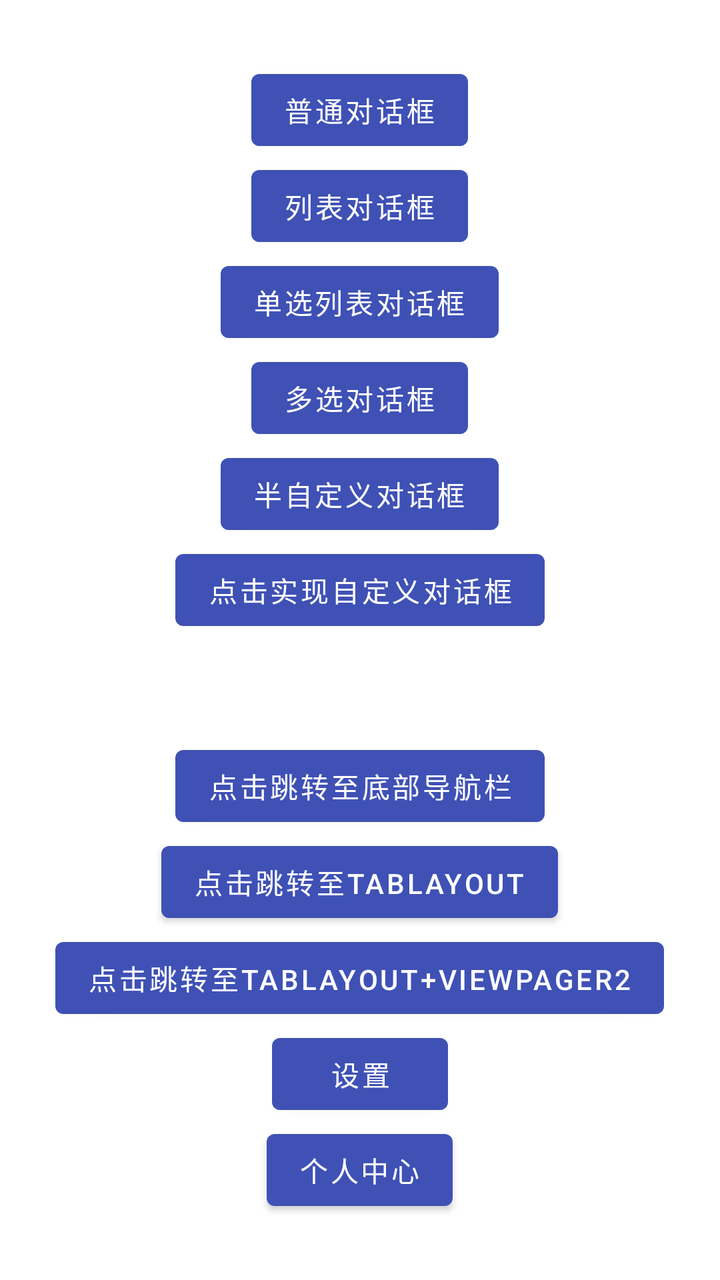
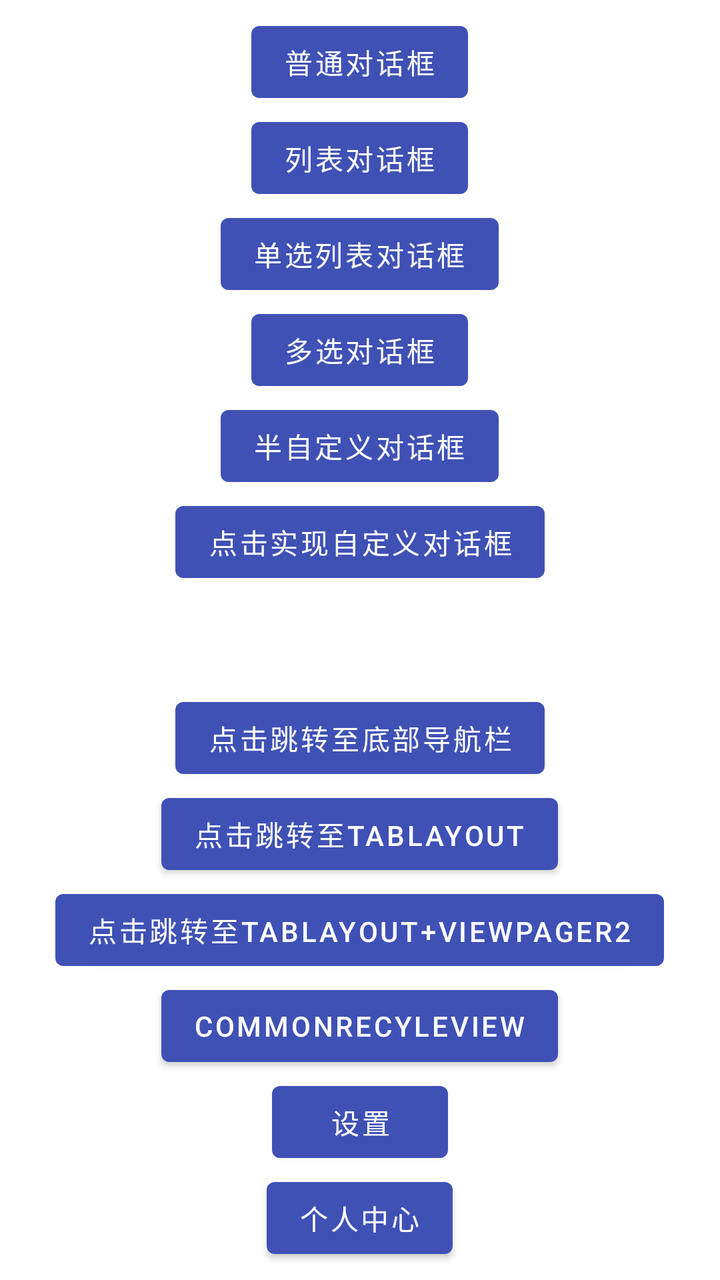

Compare the two renders of this Android layout. The source of the first and the diff that turns it into the second are given below.
<!-- AndroidManifest.xml: application theme Theme.Scaffold -->
<!-- res/layout/activity_main.xml -->
<?xml version="1.0" encoding="utf-8"?>
<androidx.appcompat.widget.LinearLayoutCompat xmlns:android="http://schemas.android.com/apk/res/android"
    xmlns:app="http://schemas.android.com/apk/res-auto"
    xmlns:tools="http://schemas.android.com/tools"
    android:id="@+id/main"
    android:orientation="vertical"
    android:layout_width="match_parent"
    android:layout_height="match_parent"
    android:gravity="center"
    tools:context=".MainActivity">

   <Button
       android:id="@+id/one"
       android:text="普通对话框"
       android:layout_width="wrap_content"
       android:layout_height="wrap_content"/>

    <Button
        android:id="@+id/two"
        android:text="列表对话框"
        android:layout_width="wrap_content"
        android:layout_height="wrap_content"/>
    <Button
        android:id="@+id/three"
        android:text="单选列表对话框"
        android:layout_width="wrap_content"
        android:layout_height="wrap_content"/>
    <Button
        android:id="@+id/four"
        android:text="多选对话框"
        android:layout_width="wrap_content"
        android:layout_height="wrap_content"/>
    <Button
        android:id="@+id/five"
        android:text="半自定义对话框"
        android:layout_width="wrap_content"
        android:layout_height="wrap_content"/>
    <Button
        android:id="@+id/six"
        android:text="点击实现自定义对话框"
        android:layout_width="wrap_content"
        android:layout_height="wrap_content"/>


    <Button
        android:id="@+id/btn_navigation"
        android:layout_marginTop="50dp"
        android:text="点击跳转至底部导航栏"
        android:layout_width="wrap_content"
        android:layout_height="wrap_content"/>
    <Button
        android:id="@+id/btn_tablayout"
        android:layout_width="wrap_content"
        android:layout_height="wrap_content"
        android:text="点击跳转至tablayout"/>
 <Button
     android:id="@+id/btn_tablayout_viewpager2"
     android:layout_width="wrap_content"
     android:layout_height="wrap_content"
     android:text="点击跳转至tablayout+viewpager2"/>
 <Button
     android:id="@+id/shezhi"
     android:layout_width="wrap_content"
     android:layout_height="wrap_content"
     android:text="设置"/>
 <Button
     android:id="@+id/mine"
     android:layout_width="wrap_content"
     android:layout_height="wrap_content"
     android:text="个人中心"/>

</androidx.appcompat.widget.LinearLayoutCompat>
<!-- resources referenced by this layout -->
<resources>
  <style name="Theme.Scaffold" parent="Base.Theme.Scaffold" />
  <style name="Base.Theme.Scaffold" parent="Theme.MaterialComponents.Light.NoActionBar">
  
          <item name="colorPrimary">@color/my_light_primary</item>
  
          
          <item name="colorPrimaryVariant">@color/my_light_primary</item>
          <item name="colorOnPrimary">@color/white</item>
      </style>
  <color name="my_light_primary">#3F51B5</color>
  <color name="white">#FFFFFFFF</color>
</resources>

<!-- the commit's change to res/layout/activity_main.xml (unified diff, before → after) -->
@@ -59,6 +59,11 @@
      android:layout_height="wrap_content"
      android:text="点击跳转至tablayout+viewpager2"/>
  <Button
+     android:id="@+id/commonrecyleview"
+     android:layout_width="wrap_content"
+     android:layout_height="wrap_content"
+     android:text="commonrecyleview"/>
+ <Button
      android:id="@+id/shezhi"
      android:layout_width="wrap_content"
      android:layout_height="wrap_content"
